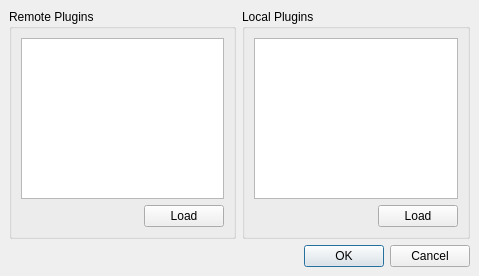
Before: the Qt Designer form Qt/Components/Resources/UI/pqPluginDialog.ui in wildmichael/ParaView3-enhancements-old, drawn with Qt 5.
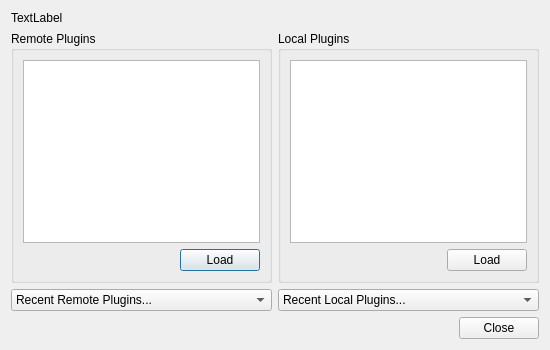
After: the same form once the commit is applied.

Commit message: ENH:  Remember plugins manually loaded.       Now they can be re-loaded without browsing for them and finding them again.       Also added help text to tell user where plugins may live to be       automatically found.

The edit to the form file:
```diff
--- a/Qt/Components/Resources/UI/pqPluginDialog.ui
+++ b/Qt/Components/Resources/UI/pqPluginDialog.ui
@@ -5,59 +5,25 @@
    <rect>
     <x>0</x>
     <y>0</y>
-    <width>479</width>
-    <height>276</height>
+    <width>550</width>
+    <height>350</height>
    </rect>
   </property>
   <property name="windowTitle" >
    <string>Dialog</string>
   </property>
   <layout class="QGridLayout" >
-   <property name="margin" >
-    <number>9</number>
-   </property>
-   <property name="spacing" >
-    <number>6</number>
-   </property>
-   <item row="0" column="1" >
-    <widget class="QGroupBox" name="localGroup" >
-     <property name="title" >
-      <string>Local Plugins</string>
+   <item row="0" column="0" colspan="2" >
+    <widget class="QLabel" name="HelpText" >
+     <property name="text" >
+      <string>TextLabel</string>
      </property>
-     <layout class="QGridLayout" >
-      <property name="margin" >
-       <number>9</number>
-      </property>
-      <property name="spacing" >
-       <number>6</number>
-      </property>
-      <item row="1" column="1" >
-       <widget class="QPushButton" name="loadLocal" >
-        <property name="text" >
-         <string>Load</string>
-        </property>
-       </widget>
-      </item>
-      <item row="1" column="0" >
-       <spacer>
-        <property name="orientation" >
-         <enum>Qt::Horizontal</enum>
-        </property>
-        <property name="sizeHint" >
-         <size>
-          <width>40</width>
-          <height>20</height>
-         </size>
-        </property>
-       </spacer>
-      </item>
-      <item row="0" column="0" colspan="2" >
-       <widget class="QListWidget" name="localPlugins" />
-      </item>
-     </layout>
+     <property name="wordWrap" >
+      <bool>true</bool>
+     </property>
     </widget>
    </item>
-   <item row="0" column="0" >
+   <item row="1" column="0" >
     <widget class="QGroupBox" name="remoteGroup" >
      <property name="title" >
       <string>Remote Plugins</string>
@@ -66,9 +32,6 @@
       <property name="margin" >
        <number>9</number>
       </property>
-      <property name="spacing" >
-       <number>6</number>
-      </property>
       <item row="1" column="0" >
        <spacer>
         <property name="orientation" >
@@ -90,18 +53,79 @@
        </widget>
       </item>
       <item row="0" column="0" colspan="2" >
-       <widget class="QListWidget" name="remotePlugins" />
+       <widget class="QListWidget" name="remotePlugins" >
+        <property name="textElideMode" >
+         <enum>Qt::ElideMiddle</enum>
+        </property>
+       </widget>
       </item>
      </layout>
     </widget>
    </item>
-   <item row="1" column="0" colspan="2" >
+   <item row="1" column="1" >
+    <widget class="QGroupBox" name="localGroup" >
+     <property name="title" >
+      <string>Local Plugins</string>
+     </property>
+     <layout class="QGridLayout" >
+      <property name="margin" >
+       <number>9</number>
+      </property>
+      <item row="1" column="1" >
+       <widget class="QPushButton" name="loadLocal" >
+        <property name="text" >
+         <string>Load</string>
+        </property>
+       </widget>
+      </item>
+      <item row="1" column="0" >
+       <spacer>
+        <property name="orientation" >
+         <enum>Qt::Horizontal</enum>
+        </property>
+        <property name="sizeHint" >
+         <size>
+          <width>40</width>
+          <height>20</height>
+         </size>
+        </property>
+       </spacer>
+      </item>
+      <item row="0" column="0" colspan="2" >
+       <widget class="QListWidget" name="localPlugins" >
+        <property name="textElideMode" >
+         <enum>Qt::ElideMiddle</enum>
+        </property>
+       </widget>
+      </item>
+     </layout>
+    </widget>
+   </item>
+   <item row="2" column="0" >
+    <widget class="QComboBox" name="RecentRemoteCombo" >
+     <item>
+      <property name="text" >
+       <string>Recent Remote Plugins...</string>
+      </property>
+     </item>
+    </widget>
+   </item>
+   <item row="2" column="1" >
+    <widget class="QComboBox" name="RecentLocalCombo" >
+     <item>
+      <property name="text" >
+       <string>Recent Local Plugins...</string>
+      </property>
+     </item>
+    </widget>
+   </item>
+   <item row="3" column="0" colspan="2" >
     <widget class="QDialogButtonBox" name="buttonBox" >
      <property name="orientation" >
       <enum>Qt::Horizontal</enum>
      </property>
      <property name="standardButtons" >
-      <set>QDialogButtonBox::Cancel|QDialogButtonBox::NoButton|QDialogButtonBox::Ok</set>
+      <set>QDialogButtonBox::Close</set>
      </property>
     </widget>
    </item>
```
The commit also changes 8 other files.
